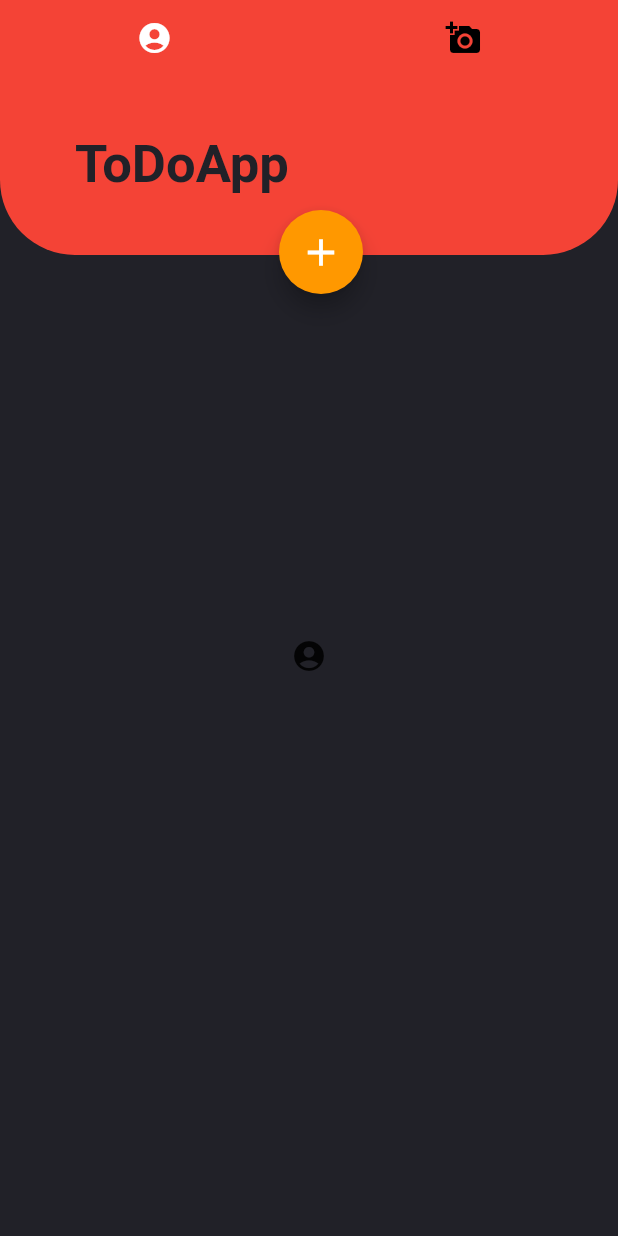
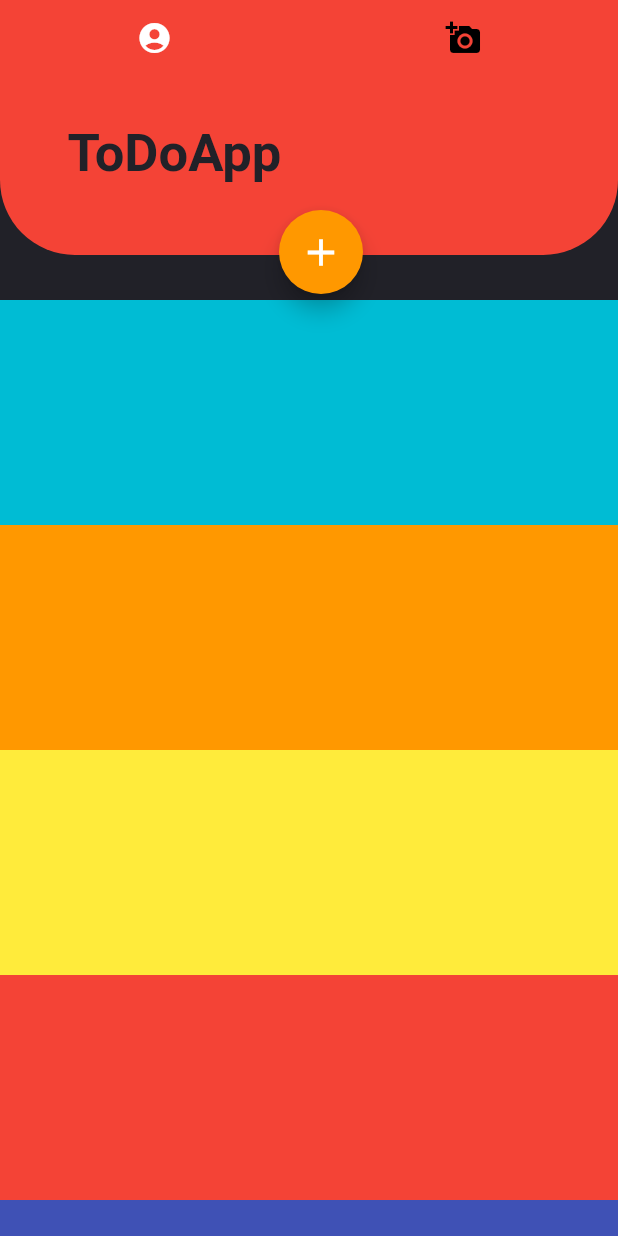
Before and after one commit to bediazu/ToDoApp, a Flutter app: the screen it shows after launch, on a phone screen of 412 x 824 dp. Run offline on Flutter 3.47's test engine with Material 2 defaults, Android fonts, the phone set to English and light mode, and no system bars; Roboto replaces fonts that are missing (Avenir).

Commit message:
Add two pages for the tab section

```diff
--- a/lib/main.dart
+++ b/lib/main.dart
@@ -1,4 +1,6 @@
 import 'package:flutter/material.dart';
+import 'package:simple_app_example/ui/camera_page.dart';
+import 'package:simple_app_example/ui/tasks_page.dart';
 
 import './models/global.dart';
 
@@ -61,14 +63,14 @@ class _MyHomePageState extends State<MyHomePage> {
                 color: darkGreyColor,
                 child: TabBarView(
                   children: <Widget>[
-                    Icon(Icons.account_circle),
-                    Icon(Icons.add_a_photo)
+                    TasksPage(),
+                    CameraPage()
                   ],
                 ),
               ),
               Container(
                 height: 120,
-                padding: EdgeInsets.only(left: 50),
+                padding: EdgeInsets.only(left: 45,bottom: 15),
                 decoration: BoxDecoration(
                     color: Colors.red,
                     borderRadius: BorderRadius.only(
--- /dev/null
+++ b/lib/ui/camera_page.dart
@@ -0,0 +1,16 @@
+import 'package:flutter/material.dart';
+
+
+class CameraPage extends StatefulWidget {
+  @override
+  _CameraPageState createState() => _CameraPageState();
+}
+
+class _CameraPageState extends State<CameraPage> {
+  @override
+  Widget build(BuildContext context) {
+    return Container(
+      color: Colors.blueGrey,
+    );
+  }
+}
--- /dev/null
+++ b/lib/ui/tasks_page.dart
@@ -0,0 +1,57 @@
+import 'package:flutter/material.dart';
+
+import '../models/global.dart';
+
+class TasksPage extends StatefulWidget {
+  @override
+  _TasksPageState createState() => _TasksPageState();
+}
+
+class _TasksPageState extends State<TasksPage> {
+  @override
+  Widget build(BuildContext context) {
+    return Container(
+      color: darkGreyColor,
+      child: ListView(
+        padding: EdgeInsets.only(top: 150),
+        children: getList(),
+
+      ),
+    );
+  }
+
+  List<Widget> getList() {
+    return [
+      Container(
+        height: 150,
+        color: Colors.cyan,
+        padding: EdgeInsets.only(left: 50, right: 50),
+      ),
+      Container(
+        height: 150,
+        color: Colors.orange,
+        padding: EdgeInsets.only(left: 50, right: 50),
+      ),
+      Container(
+        height: 150,
+        color: Colors.yellow,
+        padding: EdgeInsets.only(left: 50, right: 50),
+      ),
+      Container(
+        height: 150,
+        color: Colors.red,
+        padding: EdgeInsets.only(left: 50, right: 50),
+      ),
+      Container(
+        height: 150,
+        color: Colors.indigo,
+        padding: EdgeInsets.only(left: 50, right: 50),
+      ),
+      Container(
+        height: 150,
+        color: Colors.pink,
+        padding: EdgeInsets.only(left: 50, right: 50),
+      ),
+    ];
+  }
+}
```
